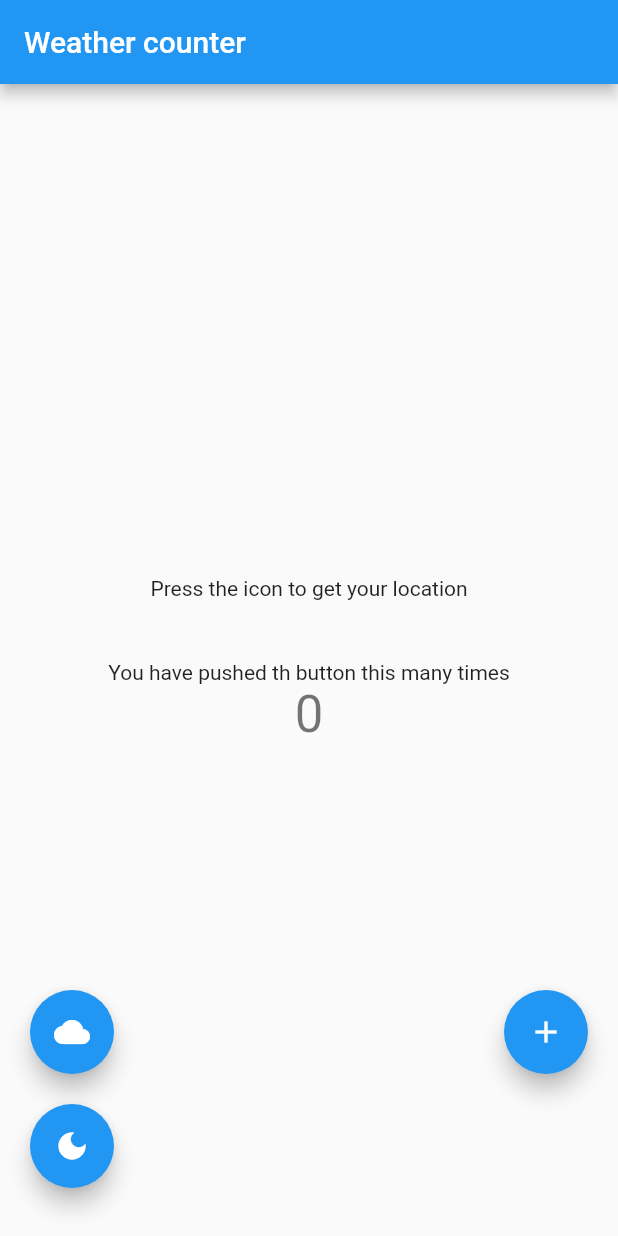
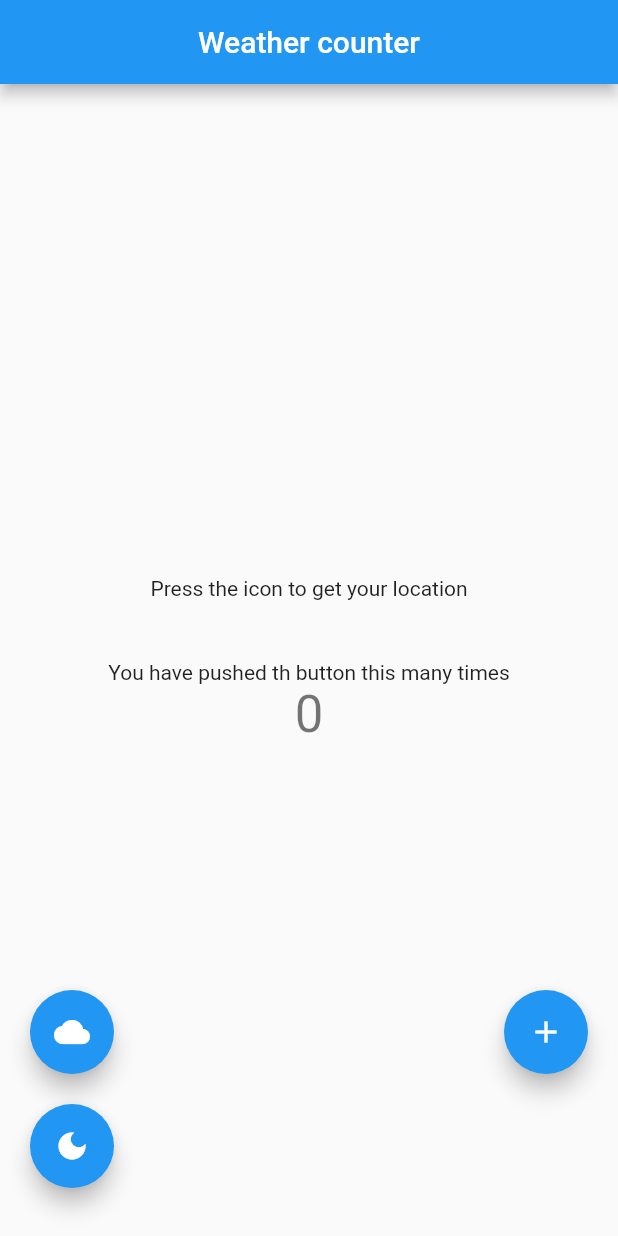
Before and after one commit to azhanaliev/test_task, a Flutter app: the screen it shows after launch, on a phone screen of 412 x 824 dp. Run offline on Flutter 3.47's test engine with Material 2 defaults, Android fonts, the phone set to English and light mode, and no system bars; our stand-ins replace geolocator.

Commit message:
change title align'

```diff
--- a/lib/screens/home_page.dart
+++ b/lib/screens/home_page.dart
@@ -11,7 +11,9 @@ class MyHomePage extends StatelessWidget {
   Widget build(BuildContext context) {
     return Scaffold(
       appBar: AppBar(
-        title: Text(title),
+        title: Center(
+          child: Text(title),
+        ),
       ),
       body: Stack(
         children: [
```
